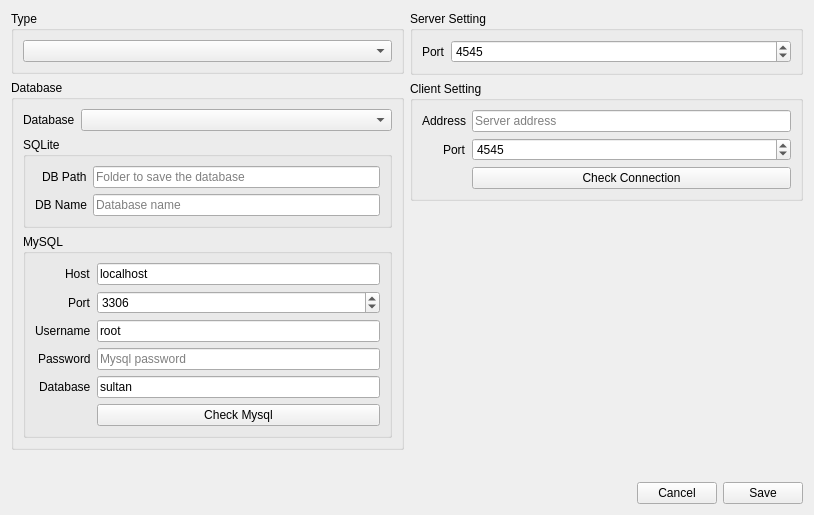
apinprastya/sultan, file libgui/main/settingdialog.ui: the form before one commit.
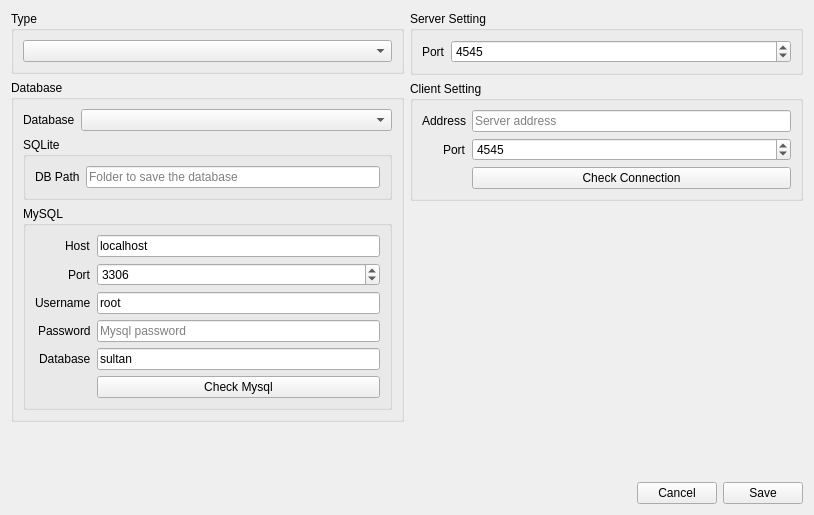
The form after the commit.

Commit message: simplify sqlite path selection

```diff
--- a/libgui/main/settingdialog.ui
+++ b/libgui/main/settingdialog.ui
@@ -85,20 +85,6 @@
                </property>
               </widget>
              </item>
-             <item row="1" column="0">
-              <widget class="QLabel" name="label_11">
-               <property name="text">
-                <string>DB Name</string>
-               </property>
-              </widget>
-             </item>
-             <item row="1" column="1">
-              <widget class="QLineEdit" name="lineSqliteName">
-               <property name="placeholderText">
-                <string>Database name</string>
-               </property>
-              </widget>
-             </item>
             </layout>
            </widget>
           </item>
```
The commit also changes 6 other files.
